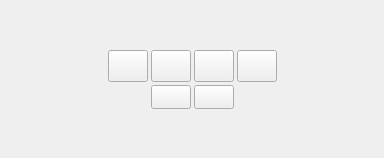
The window that src/gui/music_control.ui (univrsal/tuna) describes before a commit, drawn with Qt 5.
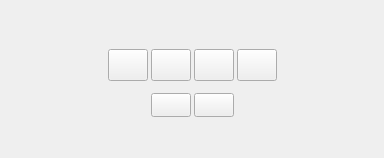
The same window after the commit. Icons and pictures are not drawn.

Commit message: fixed placeholder not being used when paused dock hides controls which can't be used by current music source

Diff of the .ui file:
```diff
--- a/src/gui/music_control.ui
+++ b/src/gui/music_control.ui
@@ -56,6 +56,7 @@
        </spacer>
       </item>
       <item>
+       <widget class="QWidget" name="control_widget" native="true">
        <layout class="QHBoxLayout" name="horizontalLayout">
         <property name="spacing">
          <number>3</number>
@@ -177,6 +178,7 @@
          </widget>
         </item>
        </layout>
+       </widget>
       </item>
       <item>
        <widget class="QWidget" name="volume_widget" native="true">
```
Lines whose indentation alone changed are shown as unchanged. The commit also changes 13 other files.
